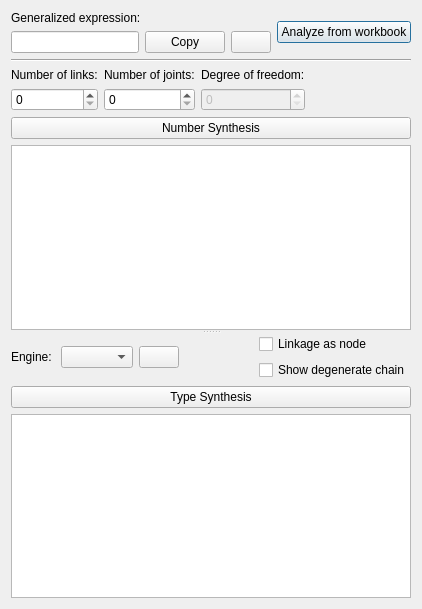
KmolYuan/Pyslvs-UI, file core/synthesis/NumberAndTypeSynthesis/Permutations.ui: the form before one commit.
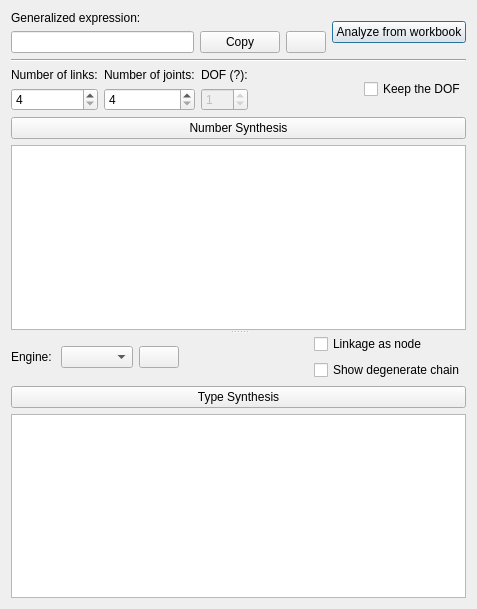
The form after the commit. Icons and pictures are not drawn.

Commit message: Add a option that can keep the DOF when adjust Number of link or Number of joint.

What changed in the file:
```diff
--- a/core/synthesis/NumberAndTypeSynthesis/Permutations.ui
+++ b/core/synthesis/NumberAndTypeSynthesis/Permutations.ui
@@ -6,7 +6,7 @@
    <rect>
     <x>0</x>
     <y>0</y>
-    <width>422</width>
+    <width>477</width>
     <height>609</height>
    </rect>
   </property>
@@ -113,25 +113,22 @@
            </item>
            <item row="2" column="0">
             <widget class="QSpinBox" name="NL_input">
-             <property name="toolTip">
-              <string>≥3</string>
+             <property name="minimum">
+              <number>4</number>
              </property>
             </widget>
            </item>
            <item row="2" column="1">
             <widget class="QSpinBox" name="NJ_input">
-             <property name="toolTip">
-              <string>8~18</string>
-             </property>
-             <property name="maximum">
-              <number>18</number>
+             <property name="minimum">
+              <number>4</number>
              </property>
             </widget>
            </item>
            <item row="0" column="2">
             <widget class="QLabel" name="DOF_text">
              <property name="text">
-              <string>Degree of freedom:</string>
+              <string>DOF (?):</string>
              </property>
             </widget>
            </item>
@@ -140,6 +137,9 @@
              <property name="enabled">
               <bool>false</bool>
              </property>
+             <property name="value">
+              <number>1</number>
+             </property>
             </widget>
            </item>
           </layout>
@@ -157,6 +157,13 @@
            </property>
           </spacer>
          </item>
+         <item>
+          <widget class="QCheckBox" name="keep_dof">
+           <property name="text">
+            <string>Keep the DOF</string>
+           </property>
+          </widget>
+         </item>
         </layout>
        </item>
        <item>
```
Left out of the diff: 5 changed lines with no effect on the pictures. The commit also changes 2 other files.
